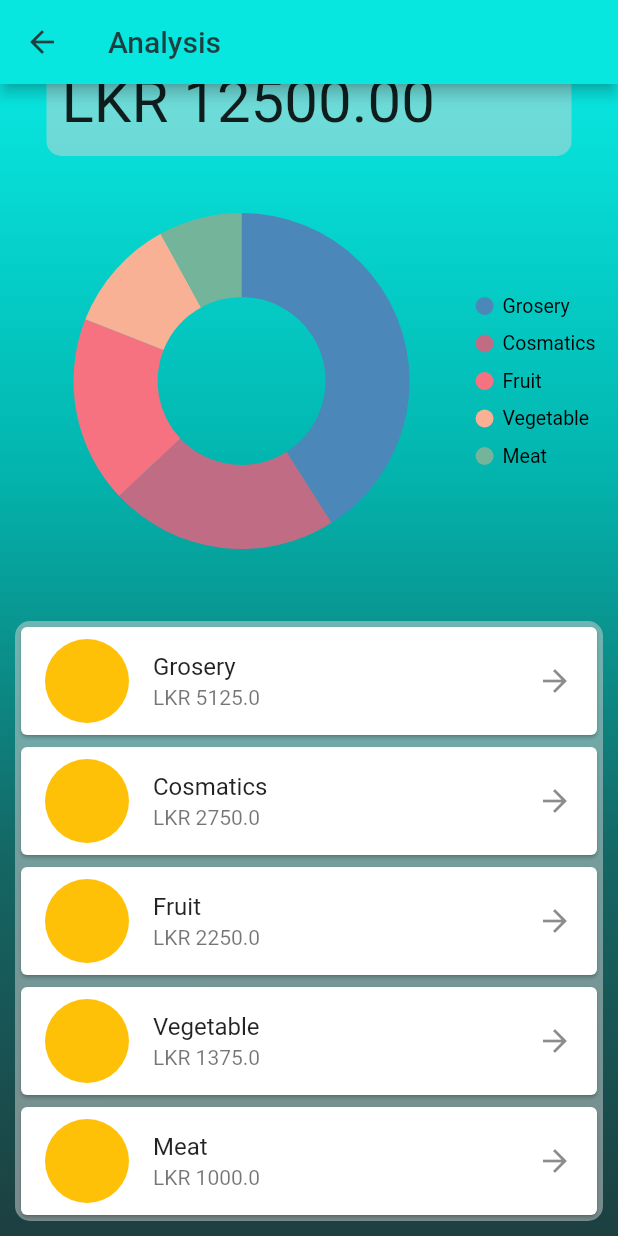
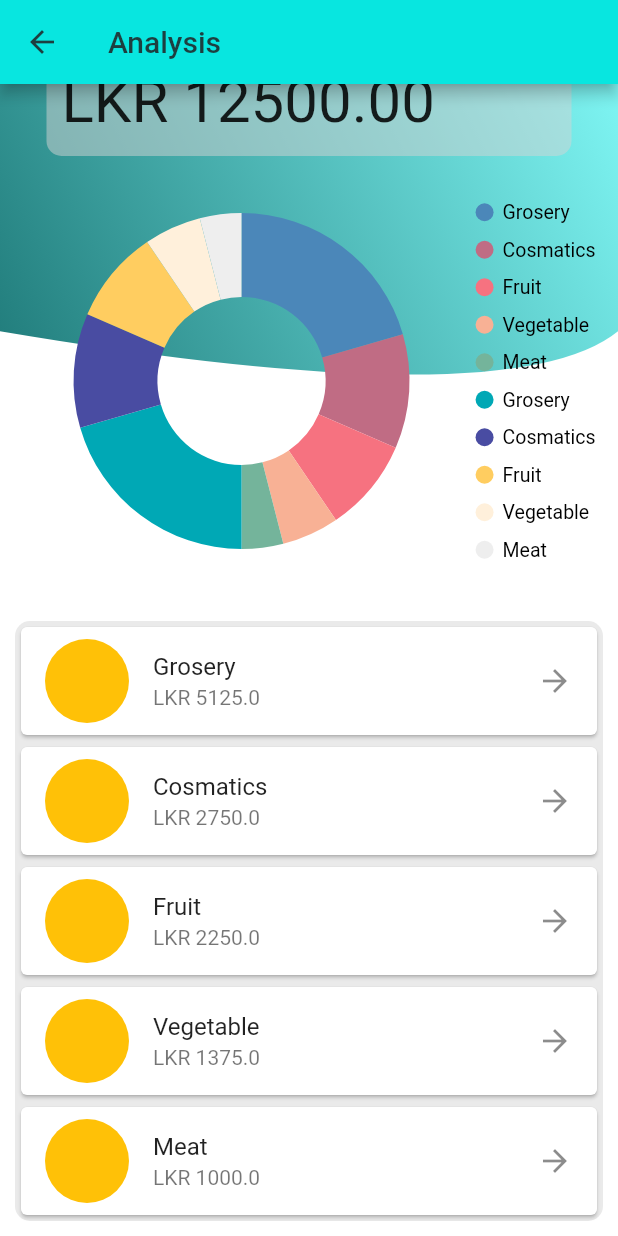
Before and after one commit to ListMe-MP/list_me, a Flutter app: the Analyse screen opened directly, scrolled down 278 dp, on a phone screen of 412 x 824 dp. Run offline on Flutter 3.47's test engine with Material 2 defaults, Android fonts, the phone set to English and light mode, and no system bars; our stand-ins replace another_flushbar, google_fonts, ionicons, smooth_page_indicator, syncfusion_flutter_charts, toggle_switch.

Commit message:
Added Animation in the background

```diff
--- a/lib/components/background.dart
+++ b/lib/components/background.dart
@@ -1,20 +1,92 @@
 import 'package:flutter/material.dart';
 import 'package:list_me/components/colors.dart';
+import 'dart:math' as math;
 
-class Background extends StatelessWidget {
+class Background extends StatefulWidget {
   const Background({super.key});
 
   @override
+  State<Background> createState() => _BackgroundState();
+}
+
+class _BackgroundState extends State<Background>
+    with SingleTickerProviderStateMixin {
+  late AnimationController _controller;
+
+  @override
+  void initState() {
+    super.initState();
+    _controller = AnimationController(
+      vsync: this,
+      value: 0.0,
+      duration: const Duration(seconds: 25),
+      upperBound: 1,
+      lowerBound: -1,
+    )..repeat();
+  }
+
+  @override
+  void dispose() {
+    _controller.dispose();
+    super.dispose();
+  }
+
+  @override
   Widget build(BuildContext context) {
+    var size = MediaQuery.of(context).size;
     return Scaffold(
-      body: Center(
-        child: Container(
-            decoration: const BoxDecoration(
-                gradient: LinearGradient(
-                    begin: Alignment.topCenter,
-                    end: Alignment.bottomCenter,
-                    colors: [tc4, tc3, tc2, tc1]))),
+      backgroundColor: Colors.white,
+      body: Column(
+        children: [
+          Stack(
+            alignment: Alignment.center,
+            children: [
+              AnimatedBuilder(
+                animation: _controller,
+                builder: (BuildContext context, Widget? child) {
+                  return ClipPath(
+                    clipper: DrawClip(_controller.value),
+                    child: Container(
+                      height: size.height * .25,
+                      decoration: const BoxDecoration(
+                        gradient: LinearGradient(
+                            begin: Alignment.bottomLeft,
+                            end: Alignment.topRight,
+                            colors: [bgc2, bgc1]),
+                      ),
+                    ),
+                  );
+                },
+              ),
+            ],
+          ),
+        ],
       ),
     );
   }
 }
+
+class DrawClip extends CustomClipper<Path> {
+  double move = 0;
+  double slice = math.pi;
+  DrawClip(this.move);
+
+  @override
+  Path getClip(Size size) {
+    Path path = Path();
+    path.lineTo(0, size.height * 0.8);
+    double xCenter =
+        size.width * 0.5 + (size.width * 0.6) * math.sin(move * slice);
+
+    double yCenter = size.height * 0.8 + 69 * math.cos(move * slice);
+
+    path.quadraticBezierTo(xCenter, yCenter, size.width, size.height * 0.8);
+    path.lineTo(size.width, 0);
+    return path;
+  }
+
+  @override
+  bool shouldReclip(covariant CustomClipper<Path> oldClipper) {
+    return true;
+  }
+}
--- a/lib/components/colors.dart
+++ b/lib/components/colors.dart
@@ -9,3 +9,6 @@ const ttc1 = Color.fromRGBO(7, 222, 218, 1);
 
 const tc5 = Color.fromRGBO(1, 229, 217, 1);
 const tc6 = Color.fromRGBO(23, 89, 88, 1);
+
+const bgc1 = Color.fromRGBO(126, 245, 243, 1);
+const bgc2 = Color.fromRGBO(31, 122, 121, 1);
--- a/lib/screens/analysis/chart.dart
+++ b/lib/screens/analysis/chart.dart
@@ -20,6 +20,31 @@ class _ChartState extends State<Chart> {
   }
 
   List<Catagory> catagorys = [
+    const Catagory(
+      catname: 'Grosery',
+      price: 5125,
+      urlAvatar: '',
+    ),
+    const Catagory(
+      catname: 'Cosmatics',
+      price: 2750,
+      urlAvatar: '',
+    ),
+    const Catagory(
+      catname: 'Fruit',
+      price: 2250,
+      urlAvatar: '',
+    ),
+    const Catagory(
+      catname: 'Vegetable',
+      price: 1375,
+      urlAvatar: '',
+    ),
+    const Catagory(
+      catname: 'Meat',
+      price: 1000,
+      urlAvatar: '',
+    ),
     const Catagory(
       catname: 'Grosery',
       price: 5125,
@@ -151,6 +176,11 @@ class _ChartState extends State<Chart> {
       CatData('Fruit', 2250),
       CatData('Vegetable', 1375),
       CatData('Meat', 1000),
+      CatData('Grosery', 5125),
+      CatData('Cosmatics', 2750),
+      CatData('Fruit', 2250),
+      CatData('Vegetable', 1375),
+      CatData('Meat', 1000),
     ];
     return chartData;
   }
```
